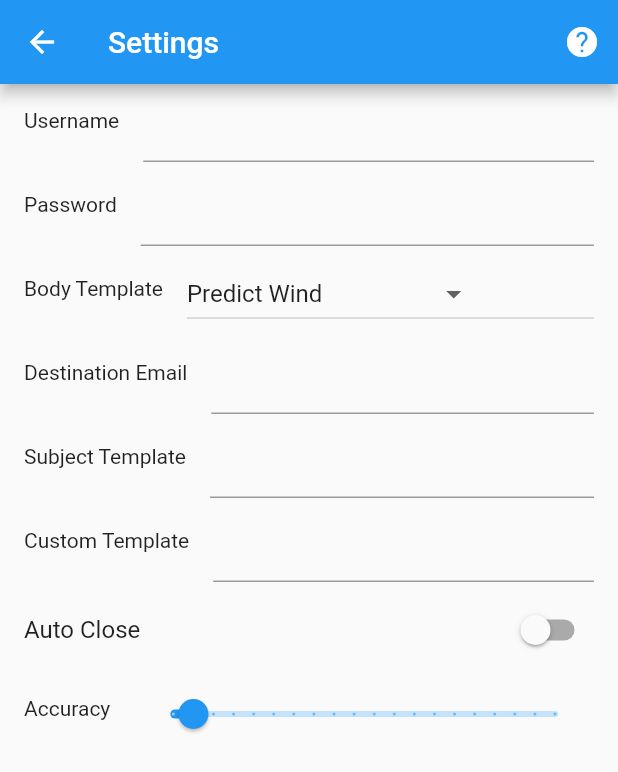
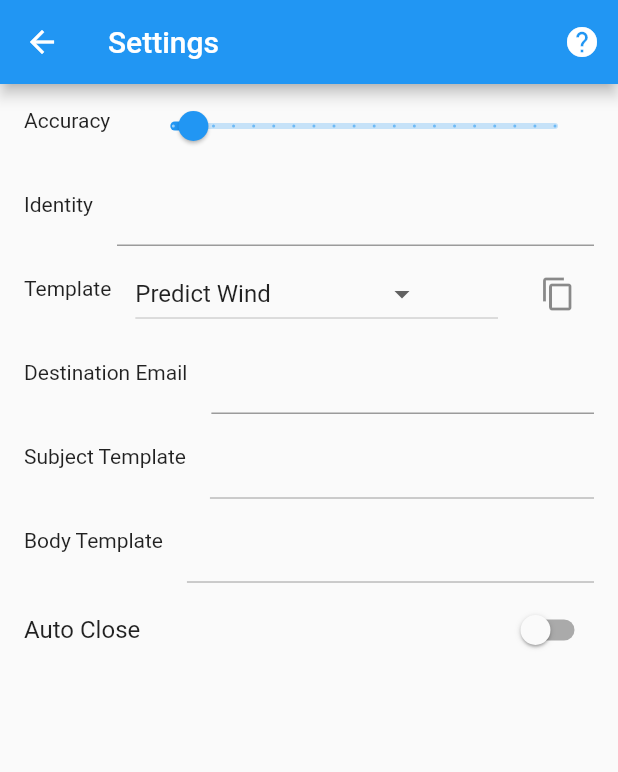
Before and after one commit to philseeley/pwemailtracker, a Flutter app: the screen it shows after launch, after a tap on the "settings" icon, on a phone screen of 412 x 824 dp. Shown: the top 772 px of the screen. Run offline on Flutter 3.47's test engine with Material 2 defaults, Android fonts, the light colour scheme and no system bars; our stand-ins replace fluttertoast, location, share; missing offline and left inert: flutter_email_sender, format, latlong_formatter, markdown_widget.

Commit message:
Username and Password settings replaced with Identity information.

```diff
--- a/lib/main.dart
+++ b/lib/main.dart
@@ -135,11 +135,23 @@ class _MainState extends State<_Main> with WidgetsBindingObserver {
   }
 
   setFormatters() {
-    bodyFormatter = LatLongFormatter(settings.template.template.isNotEmpty ? settings.template.template : settings.customTemplate);
-    subjectFormatter = LatLongFormatter(settings.template.subject??settings.subject);
+    try {
+      bodyFormatter = LatLongFormatter(settings.template.bodyTemplate ?? settings.bodyTemplate);
+    } catch (e) {
+      showError(context, e.toString());
+      bodyFormatter = LatLongFormatter('');
+    }
+    try {
+      subjectFormatter =
+          LatLongFormatter(settings.template.subjectTemplate ?? settings.subjectTemplate);
+    } catch (e) {
+      showError(context, e.toString());
+      bodyFormatter = LatLongFormatter('');
+    }
   }
+
   String getBody() {
-    return bodyFormatter.format(LatLong(locationData!.latitude!, locationData!.longitude!), username: settings.username, password: settings.password);
+    return bodyFormatter.format(LatLong(locationData!.latitude!, locationData!.longitude!), ident: settings.ident);
   }
 
   void sendEmail() async {
@@ -149,7 +161,7 @@ class _MainState extends State<_Main> with WidgetsBindingObserver {
 
     final Email email = Email(
       body: body,
-      subject: subjectFormatter.format(LatLong(locationData!.latitude!, locationData!.longitude!), username: settings.username, password: settings.password),
+      subject: subjectFormatter.format(LatLong(locationData!.latitude!, locationData!.longitude!), ident: settings.ident),
       recipients: recipients,
       isHTML: false,
     );
--- a/lib/settings.dart
+++ b/lib/settings.dart
@@ -6,18 +6,18 @@ import 'package:json_annotation/json_annotation.dart';
 part 'settings.g.dart';
 
 enum Templates {
-  predictWind('Predict Wind', '{user} {lat-d.ddddd} {lon-d.ddddd} {localyyyy-MM-dd HH:mm}{tz}', 'tracking@predictwind.com', ''),
+  predictWind('Predict Wind', '{ident} {lat-d.ddddd} {lon-d.ddddd} {localyyyy-MM-dd HH:mm}{tz}', 'tracking@predictwind.com', ''),
   noForeignLand('No Foreign Land', 'LAT|{latd|m.mmm|c}\nLON|{lond|m.mmm|c}', 'tracking@noforeignland.com', ''),
   noForeignLandBlog('No Foreign Land + Blog', 'LAT|{latd|m.mmm|c}\nLON|{lond|m.mmm|c}\n\nBlog here\n----', 'tracking@noforeignland.com', ''),
-  desCason('Des Cason', 'Hi Des,\n\nOn {utcyyyy-MM-dd} at {utcHH:mm} UTC, {pass} is at:\n\n{latd m.mmm c}, {lond m.mmm c}\n\nKind Regards\n{user}', null, 'Position of {user} on {pass}'),
-  custom('Custom', '', null, null);
+  desCason('Des Cason', 'Hi Des,\n\nOn {utcyyyy-MM-dd} at {utcHH:mm} UTC, {ident1} is at:\n\n{latd m.mmm c}, {lond m.mmm c}\n\nKind Regards\n{ident}', null, 'Position of {ident} on {ident1}'),
+  custom('Custom', null, null, null);
 
   final String name;
-  final String template;
+  final String? bodyTemplate;
   final String? destinationEmail;
-  final String? subject;
+  final String? subjectTemplate;
 
-  const Templates(this.name, this.template, this.destinationEmail, this.subject);
+  const Templates(this.name, this.bodyTemplate, this.destinationEmail, this.subjectTemplate);
 }
 
 @JsonSerializable()
@@ -26,11 +26,10 @@ class Settings {
   Templates template;
   double accuracy;
   bool autoClose;
-  String username;
-  String password;
+  List<String> ident = [];
   String customDestinationEmail;
-  String subject;
-  String customTemplate;
+  String subjectTemplate;
+  String bodyTemplate;
 
   static File? _store;
 
@@ -39,11 +38,10 @@ class Settings {
     this.template = Templates.predictWind,
     this.accuracy = 10.0,
     this.autoClose = false,
-    this.username = '',
-    this.password = '',
+    this.ident = const [],
     this.customDestinationEmail = '',
-    this.subject = '',
-    this.customTemplate = ''
+    this.subjectTemplate = '',
+    this.bodyTemplate = ''
   });
 
   factory Settings.fromJson(Map<String, dynamic> json) =>
--- a/lib/settings_page.dart
+++ b/lib/settings_page.dart
@@ -27,28 +27,42 @@ class _SettingsState extends State<SettingsPage> {
 
     List<Widget> list = [
       ListTile(
-          leading: const Text("Username"),
-          title: TextFormField(
-              initialValue: settings.username,
-              onChanged: (value) => settings.username = value.trim()
+        leading: const Text("Accuracy"),
+        title: Slider(
+            min: 5.0,
+            max: 100.0,
+            divisions: 19,
+            value: settings.accuracy,
+            label: "${settings.accuracy}",
+            onChanged: (double value) {
+              setState(() {
+                settings.accuracy = value;
+              });
+            }),
+      ),
+      ListTile(
+          leading: const Text("Identity"),
+              title: TextFormField(
+              textInputAction: TextInputAction.newline,
+              keyboardType: TextInputType.multiline,
+              minLines: 1,
+              maxLines: null,
+              initialValue: settings.ident.join('\n'),
+              onChanged: (value) => settings.ident = value.trim().split('\n')
           )
       ),
       ListTile(
-          leading: const Text("Password"),
-          title: TextFormField(
-              initialValue: settings.password,
-              onChanged: (value) => settings.password = value.trim()
-          )
-      ),
-      ListTile(
-          leading: const Text("Body Template"),
+          leading: const Text("Template"),
           title: DropdownButton(items: formatItems,
               value: settings.template,
               onChanged: (Templates? value) {
                 setState(() {
                   settings.template = value!;
                 });
-              })
+              }),
+          trailing: settings.template == Templates.custom ? null : IconButton(
+            onPressed: () {copyTemplate();},
+            icon:const Icon(Icons.copy))
       ),
       ListTile(
           leading: const Text("Destination Email"),
@@ -60,15 +74,21 @@ class _SettingsState extends State<SettingsPage> {
       ListTile(
           leading: const Text("Subject Template"),
           title: TextFormField(
-              initialValue: settings.subject,
-              onChanged: (value) => settings.subject = value.trim()
+            enabled: settings.template == Templates.custom,
+            initialValue: settings.subjectTemplate,
+            onChanged: (value) => settings.subjectTemplate = value.trim()
           )
       ),
       ListTile(
-          leading: const Text("Custom Template"),
+          leading: const Text("Body Template"),
           title: TextFormField(
-              initialValue: settings.customTemplate,
-              onChanged: (value) => settings.customTemplate = value
+            enabled: settings.template == Templates.custom,
+            textInputAction: TextInputAction.newline,
+            keyboardType: TextInputType.multiline,
+            minLines: 1,
+            maxLines: null,
+            initialValue: settings.bodyTemplate,
+            onChanged: (value) => settings.bodyTemplate = value
           )
       ),
     ];
@@ -85,22 +105,6 @@ class _SettingsState extends State<SettingsPage> {
           }));
     }
 
-    list.add(
-      ListTile(
-        leading: const Text("Accuracy"),
-        title: Slider(
-          min: 5.0,
-          max: 100.0,
-          divisions: 19,
-          value: settings.accuracy,
-          label: "${settings.accuracy}",
-          onChanged: (double value) {
-            setState(() {
-              settings.accuracy = value;
-            });
-          }),
-      ));
-
     return Scaffold(
       appBar: AppBar(
         title: const Text("Settings"),
@@ -108,14 +112,22 @@ class _SettingsState extends State<SettingsPage> {
           IconButton(onPressed: () {showHelpPage();}, icon:const Icon(Icons.help))
         ],
       ),
-      body: ListView(children: list)
+      body: ListView(key: UniqueKey(), children: list)
     );
+  }
+
+  copyTemplate () {
+    Settings s = widget.settings;
+    setState(() {
+      s.bodyTemplate = s.template.bodyTemplate??'';
+      s.subjectTemplate = s.template.subjectTemplate??'';
+    });
   }
 
   showHelpPage () async {
     await Navigator.push(
         context, MaterialPageRoute(builder: (context) {
-      return HelpPage();
+      return const HelpPage();
     }));
   }
 }
```
Also changed, not shown: lib/help_page.dart (+34 -17 lines), lib/settings.g.dart, 1 other file.
